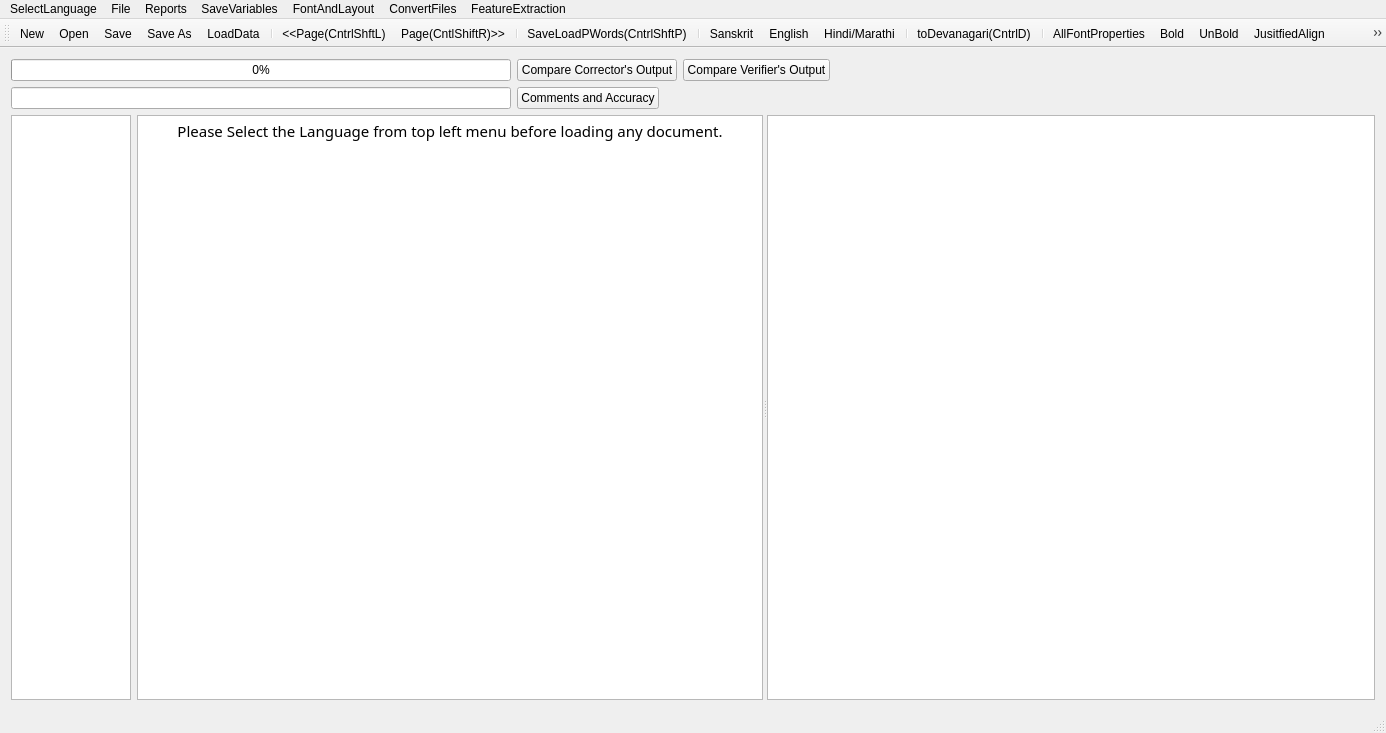
venkatapathy/OpenOCRCorrect-dev, file FrameWorkCode/mainwindow.ui: the form before one commit.
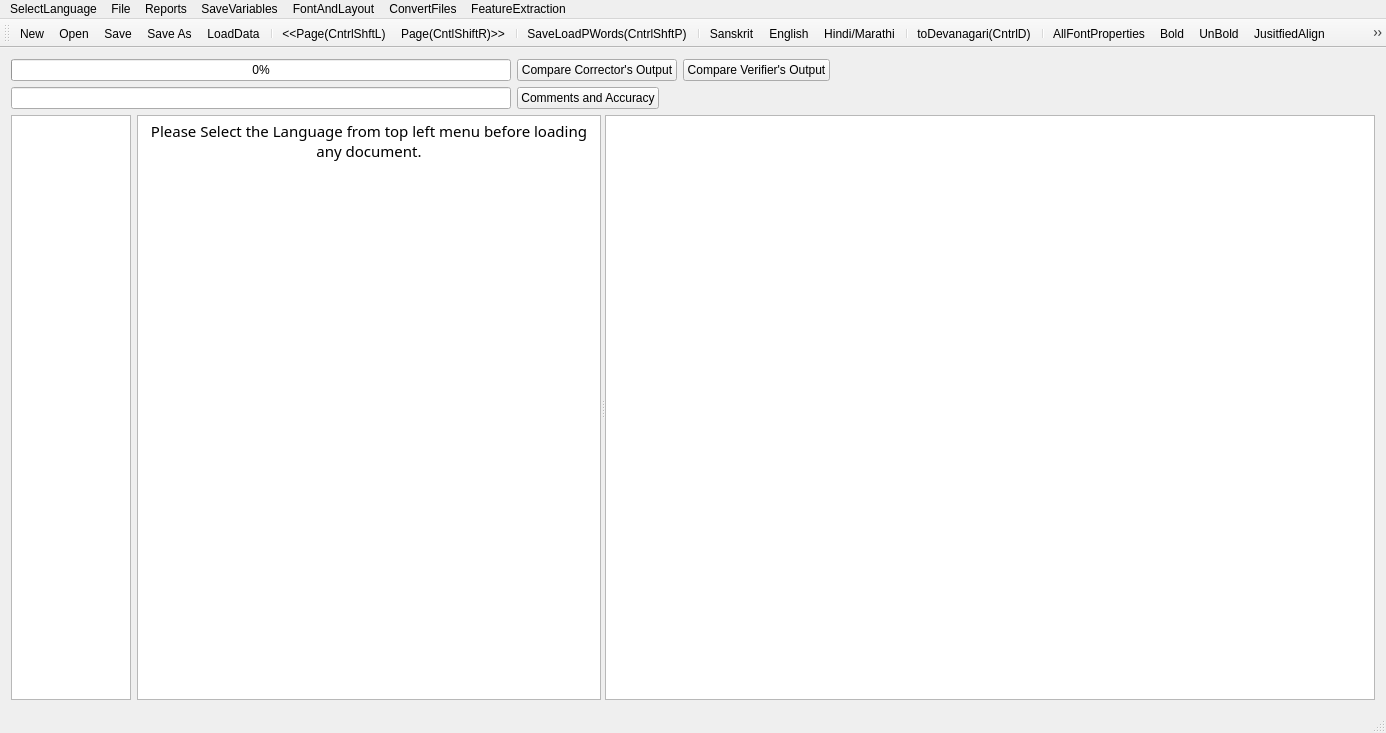
The form after the commit. Icons and pictures are not drawn.

What changed in the file:
```diff
--- a/FrameWorkCode/mainwindow.ui
+++ b/FrameWorkCode/mainwindow.ui
@@ -151,6 +151,12 @@
          <enum>Qt::Horizontal</enum>
         </property>
         <widget class="QTextBrowser" name="textBrowser">
+         <property name="minimumSize">
+          <size>
+           <width>200</width>
+           <height>0</height>
+          </size>
+         </property>
          <property name="font">
           <font>
            <family>Shobhika</family>
@@ -199,7 +205,7 @@
          </property>
          <property name="maximumSize">
           <size>
-           <width>608</width>
+           <width>16777215</width>
            <height>16777215</height>
           </size>
          </property>
```
